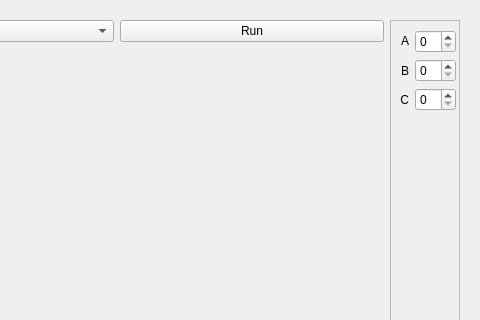
FelixDes/Python_tertiary_curve, file ui.ui: the form before one commit; both pictures show x 170 to 650 and y 0 to 320 of the 650 by 500 pixel window.
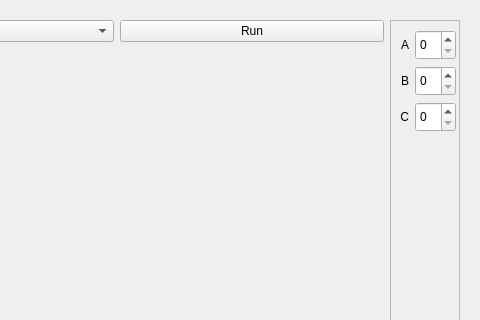
The form after the commit. Custom widgets are drawn as their Qt base class.

The edit to the form file:
```diff
--- a/ui.ui
+++ b/ui.ui
@@ -144,7 +144,20 @@
                </widget>
               </item>
               <item>
-               <widget class="QSpinBox" name="spinBox_a"/>
+               <widget class="QSpinBox" name="spinBox_a">
+                <property name="sizePolicy">
+                 <sizepolicy hsizetype="Fixed" vsizetype="Fixed">
+                  <horstretch>0</horstretch>
+                  <verstretch>0</verstretch>
+                 </sizepolicy>
+                </property>
+                <property name="minimumSize">
+                 <size>
+                  <width>0</width>
+                  <height>30</height>
+                 </size>
+                </property>
+               </widget>
               </item>
              </layout>
             </item>
@@ -174,7 +187,14 @@
                </widget>
               </item>
               <item>
-               <widget class="QSpinBox" name="spinBox_b"/>
+               <widget class="QSpinBox" name="spinBox_b">
+                <property name="minimumSize">
+                 <size>
+                  <width>0</width>
+                  <height>30</height>
+                 </size>
+                </property>
+               </widget>
               </item>
              </layout>
             </item>
@@ -204,7 +224,14 @@
                </widget>
               </item>
               <item>
-               <widget class="QSpinBox" name="spinBox_c"/>
+               <widget class="QSpinBox" name="spinBox_c">
+                <property name="minimumSize">
+                 <size>
+                  <width>0</width>
+                  <height>30</height>
+                 </size>
+                </property>
+               </widget>
               </item>
              </layout>
             </item>
@@ -248,6 +275,14 @@
    </item>
   </layout>
  </widget>
+ <customwidgets>
+  <customwidget>
+   <class>MplWidget</class>
+   <extends>QWidget</extends>
+   <header>MplWidget.h</header>
+   <container>1</container>
+  </customwidget>
+ </customwidgets>
  <resources/>
  <connections/>
 </ui>
```
Left out of the diff: 2 changed lines with no effect on the pictures.
